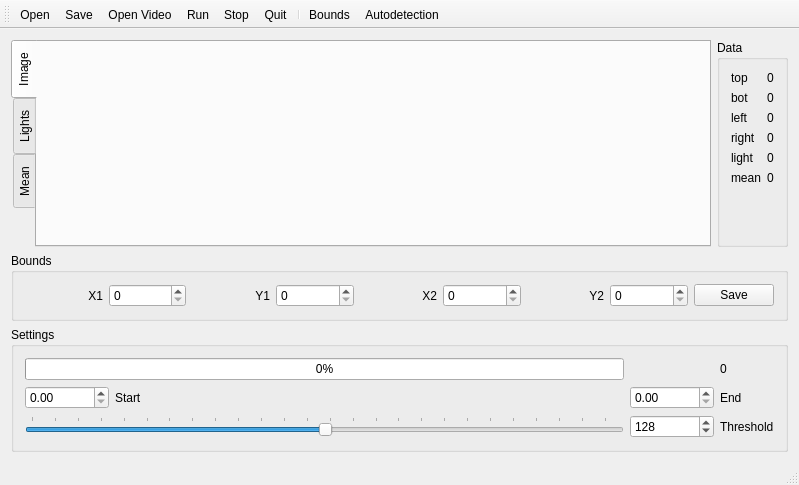
The window that mainwindow.ui (Abbath/R) describes before a commit, drawn with Qt 5.
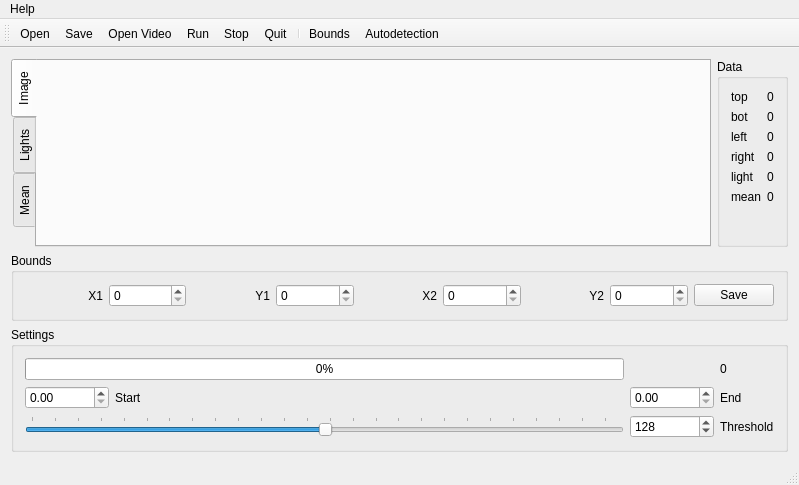
The same window after the commit. Custom widgets are drawn as their Qt base class.

Commit message: Legacy code removed. Color contours. About.

Patch:
```diff
--- a/mainwindow.ui
+++ b/mainwindow.ui
@@ -384,6 +384,13 @@
      <height>20</height>
     </rect>
    </property>
+   <widget class="QMenu" name="menuAbout">
+    <property name="title">
+     <string>Help</string>
+    </property>
+    <addaction name="actionAbout"/>
+   </widget>
+   <addaction name="menuAbout"/>
   </widget>
   <widget class="QToolBar" name="mainToolBar">
    <attribute name="toolBarArea">
```
Left out of the diff: 5 changed lines with no effect on the pictures. The commit also changes 7 other files.
